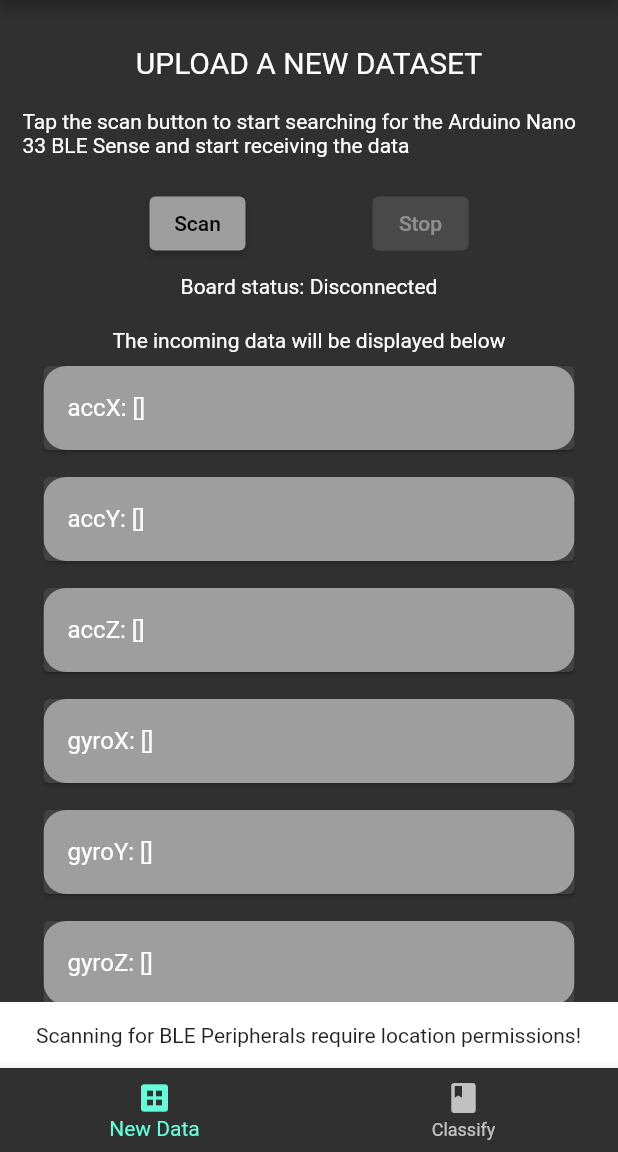
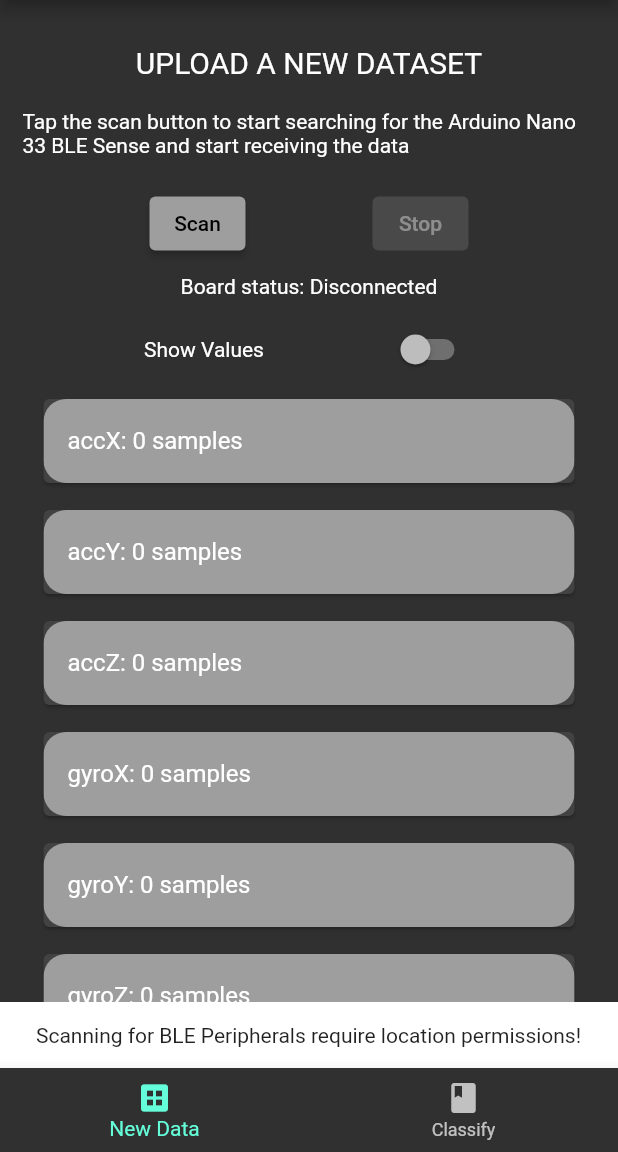
Before and after one commit to bernyxx/activity-classifier, a Flutter app: the screen it shows after launch, after a tap on "Scan", on a phone screen of 412 x 824 dp, the part 84-1236 px from its top. Run offline on Flutter 3.47's test engine with Material 2 defaults, Android fonts, the phone set to English and light mode, and no system bars; our stand-ins replace date_format, firebase_core, firebase_storage; missing offline and left inert: flutter_reactive_ble, location_permissions; accounts and stored records are empty; project files that could hold a hidden picture were left out.

Commit message:
updated app to flutter 3.7 + minor ui changes

```diff
--- a/activity_classifier/lib/main.dart
+++ b/activity_classifier/lib/main.dart
@@ -43,7 +43,7 @@
 
   Widget getBody(int index) {
     if (index == 0) {
-      return TakeAndSaveDataScreen();
+      return const TakeAndSaveDataScreen();
     } else {
       return Center(
         child: Text('Index $_bottomNavigationBarIndex'),
--- a/activity_classifier/lib/screens/takeAndSaveDataScreen.dart
+++ b/activity_classifier/lib/screens/takeAndSaveDataScreen.dart
@@ -1,8 +1,9 @@
+import 'dart:io';
 import 'dart:async';
-import 'dart:io';
 import 'dart:math';
 import 'dart:typed_data';
 import 'package:activity_classifier/firebase_options.dart';
+import 'package:activity_classifier/widgets/dataLengthWidget.dart';
 import 'package:activity_classifier/widgets/dataWidget.dart';
 import 'package:activity_classifier/widgets/radioCustom.dart';
 import 'package:date_format/date_format.dart';
@@ -24,7 +25,6 @@
   bool isFirebaseInitialized = false;
 
   bool isScanning = false;
-  bool toStop = false;
 
   final flutterReactiveBle = FlutterReactiveBle();
 
@@ -55,6 +55,8 @@
   final Uuid temperatureCharacteristic = Uuid.parse("2A6E");
   final Uuid humidityCharacteristic = Uuid.parse("2A6F");
 
+  bool showData = false;
+
   List<StreamSubscription<dynamic>> streams = [];
 
   // list of measures
@@ -74,6 +76,7 @@
     return numbyte.buffer.asInt32List()[0];
   }
 
+  // function called when a discovered device is selected from the list during scanning
   void selectDevice(DiscoveredDevice device) async {
     print("selected device!");
     Navigator.of(context).pop();
@@ -81,11 +84,12 @@
     await connectAndGetData(device);
   }
 
-  // scan to search nano suino
-  void scan() async {
+  // scan BLE devices
+  void scan(BuildContext ctx) async {
     List<DiscoveredDevice> foundDevices = [];
+    var navigator = Navigator.of(ctx);
+    var messenger = ScaffoldMessenger.of(ctx);
 
-    // toStop = false;
     PermissionStatus permission = await LocationPermissions().requestPermissions();
 
     if (permission == PermissionStatus.granted) {
@@ -93,9 +97,11 @@
         isScanning = true;
       });
 
+      // show a dialog with a list of the BLE devices offering "1101" and "181A" services
+      // ignore: use_build_context_synchronously
       showDialog(
         barrierDismissible: false,
-        context: context,
+        context: ctx,
         builder: (context) {
           return StatefulBuilder(
             builder: (context, setState) {
@@ -104,7 +110,7 @@
               ).listen((device) async {
                 // check if the device was already discovered
                 if (foundDevices.indexWhere((element) => element.id == device.id) == -1) {
-                  // if not discovered earlier, add it to the list of discovered devices
+                  // if not already discovered, add it to the list of discovered devices
                   setState(() {
                     foundDevices.add(device);
                     print('added ${device.name}');
@@ -119,7 +125,7 @@
                       mainAxisAlignment: MainAxisAlignment.spaceEvenly,
                       children: const [
                         CircularProgressIndicator(),
-                        Text('Looking for boards...'),
+                        Text('Looking for boards nearby...'),
                       ],
                     ),
                     const SizedBox(
@@ -145,7 +151,7 @@
                 actions: [
                   TextButton(
                     onPressed: () {
-                      Navigator.of(context).pop();
+                      navigator.pop();
                       scanStream!.cancel();
                       setState(() {
                         isScanning = false;
@@ -161,8 +167,7 @@
         },
       );
     } else {
-      // ignore: use_build_context_synchronously
-      ScaffoldMessenger.of(context).showSnackBar(
+      messenger.showSnackBar(
         const SnackBar(
           content: Text('Scanning for BLE Peripherals require location permissions!'),
         ),
@@ -170,19 +175,13 @@
     }
   }
 
-  void handleStop() {
-    setState(() {
-      toStop = true;
-    });
-  }
-
-  // disconnect nano suino
+  // disconnect the board
   Future<void> stop() async {
-    print("disconnecting nano");
+    print("disconnecting board");
 
     // stop receiving data for all characteristics
     for (StreamSubscription stream in streams) {
-      stream.cancel();
+      await stream.cancel();
     }
 
     // disconnect the board
@@ -200,7 +199,7 @@
     await uploadFile();
   }
 
-  // connect to nano suino and get the data
+  // connect to the selected board and get the data
   Future<void> connectAndGetData(DiscoveredDevice device) async {
     // connect to the device Nano Suino
     Stream<ConnectionStateUpdate> currentConnectionStream = flutterReactiveBle.connectToDevice(
@@ -286,15 +285,14 @@
     File file = await getFile();
 
     // csv index line
-    // String toFile = 'xa,ya,za,xg,yg,zg,xm,ym,zm,temp,hum\n';
-    String toFile = 'xa,ya,za\n';
+    String toFile = 'xa,ya,za,xg,yg,zg,xm,ym,zm,temp,hum\n';
+    // String toFile = 'xa,ya,za\n';
 
-    measures = measures.sublist(0, 3);
+    // measures = measures.sublist(0, 3);
 
     int minLength = measures.map((e) => e.length).toList().reduce(min);
 
     // iterate the measures
-
     for (int i = 0; i < minLength; i++) {
       String newLine = '';
       for (int featureIndex = 0; featureIndex < measures.length; featureIndex++) {
@@ -320,7 +318,6 @@
   }
 
   void handleDatasetTypeSelector(String type, var setState) {
-    print(type);
     setState(() {
       datasetType = type;
     });
@@ -345,10 +342,11 @@
 
     // format the date to get the date using the format day_month_year_hours_mins_secs
     final String timestamp = formatDate(dt, [dd, '_', mm, '_', yyyy, '_', HH, '_', nn, '_', ss]);
-    print(timestamp);
+
+    datasetType = 'still';
 
     // show a dialog with a radio picker to select the type of the activity recorded
-
+    // ignore: use_build_context_synchronously
     bool save = await showDialog(
       context: context,
       barrierDismissible: false,
@@ -411,6 +409,13 @@
     try {
       // upload local csv file to Firebase Storage
       await fileRef.putFile(file);
+
+      ScaffoldMessenger.of(context).showSnackBar(
+        const SnackBar(
+          content: Text('Dataset upload successfully!'),
+          backgroundColor: Colors.green,
+        ),
+      );
     } on FirebaseException catch (e) {
       print(e);
     }
@@ -431,6 +436,12 @@
       default:
         return '';
     }
+  }
+
+  void switchController(bool value) {
+    setState(() {
+      showData = value;
+    });
   }
 
   @override
@@ -459,7 +470,7 @@
               mainAxisAlignment: MainAxisAlignment.spaceEvenly,
               children: [
                 ElevatedButton(
-                  onPressed: (connection == null && isScanning == false) ? scan : null,
+                  onPressed: (connection == null && isScanning == false) ? () => scan(context) : null,
                   child: const Text('Scan'),
                 ),
                 ElevatedButton(
@@ -473,13 +484,22 @@
             ),
             Text('Board status: ${getDeviceConnectionStateString()}'),
             const SizedBox(
-              height: 20,
+              height: 10,
             ),
-            const Text('The incoming data will be displayed below'),
+            Row(
+              mainAxisAlignment: MainAxisAlignment.spaceEvenly,
+              children: [
+                const Text('Show Values'),
+                Switch(
+                  value: showData,
+                  onChanged: (value) => switchController(value),
+                ),
+              ],
+            ),
             Expanded(
               child: ListView(
-                reverse: false,
-                children: [
+                children: showData
+                    ? [
                         DataWidget('accX', measures.isNotEmpty ? measures[0] : []),
                         DataWidget('accY', measures.isNotEmpty ? measures[1] : []),
                         DataWidget('accZ', measures.isNotEmpty ? measures[2] : []),
@@ -491,6 +511,19 @@
                         DataWidget('magZ', measures.isNotEmpty ? measures[8] : []),
                         DataWidget('temp', measures.isNotEmpty ? measures[9] : []),
                         DataWidget('hum', measures.isNotEmpty ? measures[10] : []),
+                      ]
+                    : [
+                        DataLengthWidget('accX', measures.isNotEmpty ? measures[0] : []),
+                        DataLengthWidget('accY', measures.isNotEmpty ? measures[1] : []),
+                        DataLengthWidget('accZ', measures.isNotEmpty ? measures[2] : []),
+                        DataLengthWidget('gyroX', measures.isNotEmpty ? measures[3] : []),
+                        DataLengthWidget('gyroY', measures.isNotEmpty ? measures[4] : []),
+                        DataLengthWidget('gyroZ', measures.isNotEmpty ? measures[5] : []),
+                        DataLengthWidget('magX', measures.isNotEmpty ? measures[6] : []),
+                        DataLengthWidget('magY', measures.isNotEmpty ? measures[7] : []),
+                        DataLengthWidget('magZ', measures.isNotEmpty ? measures[8] : []),
+                        DataLengthWidget('temp', measures.isNotEmpty ? measures[9] : []),
+                        DataLengthWidget('hum', measures.isNotEmpty ? measures[10] : []),
                       ],
               ),
             ),
--- /dev/null
+++ b/activity_classifier/lib/widgets/dataLengthWidget.dart
@@ -0,0 +1,24 @@
+import 'package:flutter/material.dart';
+
+class DataLengthWidget extends StatelessWidget {
+  const DataLengthWidget(this.title, this.data, {super.key});
+
+  final String title;
+  final List<int> data;
+
+  @override
+  Widget build(BuildContext context) {
+    return Container(
+      margin: const EdgeInsets.symmetric(vertical: 5, horizontal: 10),
+      child: Card(
+        child: ListTile(
+          title: Text('$title: ${data.length} samples'),
+          tileColor: Colors.grey,
+          shape: RoundedRectangleBorder(
+            borderRadius: BorderRadius.circular(15),
+          ),
+        ),
+      ),
+    );
+  }
+}
```
Also changed, not shown: activity_classifier/pubspec.lock, 2 other files. Lines whose indentation alone changed are shown as unchanged.
